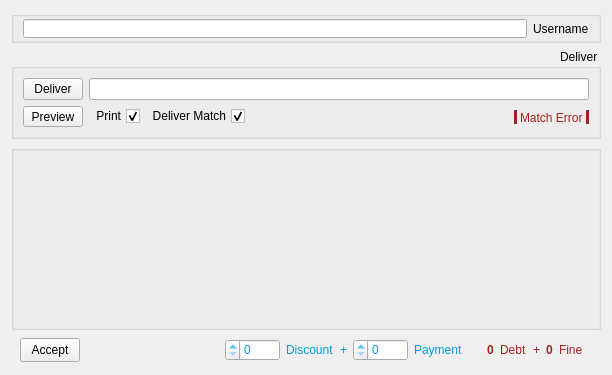
First picture: the form in formoperator.ui, repository nournia/ketabkhaane, before the edit.
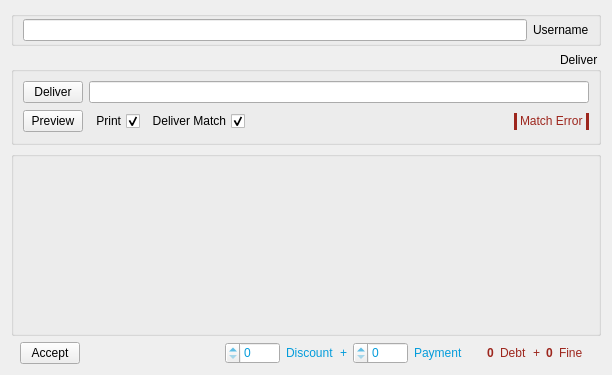
Second picture: the form after the edit. Icons and pictures are not drawn. Custom widgets are drawn as their Qt base class.

What changed in the file:
```diff
--- a/formoperator.ui
+++ b/formoperator.ui
@@ -16,17 +16,11 @@
   <layout class="QVBoxLayout" name="verticalLayout">
    <item>
     <widget class="QGroupBox" name="groupBox">
-     <property name="minimumSize">
-      <size>
-       <width>0</width>
-       <height>32</height>
-      </size>
-     </property>
-     <property name="maximumSize">
-      <size>
-       <width>16777215</width>
-       <height>32</height>
-      </size>
+     <property name="sizePolicy">
+      <sizepolicy hsizetype="Preferred" vsizetype="Maximum">
+       <horstretch>0</horstretch>
+       <verstretch>0</verstretch>
+      </sizepolicy>
      </property>
      <property name="title">
       <string/>
@@ -40,6 +34,12 @@
       </property>
       <item>
        <widget class="QLabel" name="label_2">
+        <property name="sizePolicy">
+         <sizepolicy hsizetype="Preferred" vsizetype="Fixed">
+          <horstretch>0</horstretch>
+          <verstretch>0</verstretch>
+         </sizepolicy>
+        </property>
         <property name="text">
          <string>Username</string>
         </property>
@@ -53,11 +53,11 @@
    </item>
    <item>
     <widget class="QGroupBox" name="gDeliver">
-     <property name="maximumSize">
-      <size>
-       <width>16777215</width>
-       <height>90</height>
-      </size>
+     <property name="sizePolicy">
+      <sizepolicy hsizetype="Preferred" vsizetype="Maximum">
+       <horstretch>0</horstretch>
+       <verstretch>0</verstretch>
+      </sizepolicy>
      </property>
      <property name="title">
       <string>Deliver</string>
@@ -68,12 +68,6 @@
      <layout class="QVBoxLayout" name="verticalLayout_3">
       <item>
        <widget class="QWidget" name="wDeliver" native="true">
-        <property name="maximumSize">
-         <size>
-          <width>16777215</width>
-          <height>30</height>
-         </size>
-        </property>
         <layout class="QHBoxLayout" name="horizontalLayout_2">
          <property name="margin">
           <number>0</number>
@@ -86,7 +80,7 @@
            <property name="maximumSize">
             <size>
              <width>60</width>
-             <height>24</height>
+             <height>16777215</height>
             </size>
            </property>
            <property name="text">
@@ -103,12 +97,6 @@
       </item>
       <item>
        <widget class="QWidget" name="gMatchOpt" native="true">
-        <property name="maximumSize">
-         <size>
-          <width>16777215</width>
-          <height>30</height>
-         </size>
-        </property>
         <layout class="QHBoxLayout" name="horizontalLayout_3">
          <property name="margin">
           <number>0</number>
@@ -170,7 +158,7 @@
            <property name="maximumSize">
             <size>
              <width>60</width>
-             <height>24</height>
+             <height>16777215</height>
             </size>
            </property>
            <property name="text">
@@ -207,11 +195,11 @@
       </item>
       <item>
        <widget class="QWidget" name="gAccept" native="true">
-        <property name="maximumSize">
-         <size>
-          <width>16777215</width>
-          <height>28</height>
-         </size>
+        <property name="sizePolicy">
+         <sizepolicy hsizetype="Preferred" vsizetype="Maximum">
+          <horstretch>0</horstretch>
+          <verstretch>0</verstretch>
+         </sizepolicy>
         </property>
         <layout class="QHBoxLayout" name="horizontalLayout">
          <property name="topMargin">
@@ -234,6 +222,12 @@
             </property>
             <item>
              <widget class="QLabel" name="label_4">
+              <property name="sizePolicy">
+               <sizepolicy hsizetype="Preferred" vsizetype="Fixed">
+                <horstretch>0</horstretch>
+                <verstretch>0</verstretch>
+               </sizepolicy>
+              </property>
               <property name="text">
                <string>Fine</string>
               </property>
@@ -241,6 +235,12 @@
             </item>
             <item>
              <widget class="QLabel" name="lFine">
+              <property name="sizePolicy">
+               <sizepolicy hsizetype="Preferred" vsizetype="Fixed">
+                <horstretch>0</horstretch>
+                <verstretch>0</verstretch>
+               </sizepolicy>
+              </property>
               <property name="font">
                <font>
                 <weight>75</weight>
@@ -254,6 +254,12 @@
             </item>
             <item>
              <widget class="QLabel" name="label_8">
+              <property name="sizePolicy">
+               <sizepolicy hsizetype="Preferred" vsizetype="Fixed">
+                <horstretch>0</horstretch>
+                <verstretch>0</verstretch>
+               </sizepolicy>
+              </property>
               <property name="text">
                <string>+</string>
               </property>
@@ -261,6 +267,12 @@
             </item>
             <item>
              <widget class="QLabel" name="label_5">
+              <property name="sizePolicy">
+               <sizepolicy hsizetype="Preferred" vsizetype="Fixed">
+                <horstretch>0</horstretch>
+                <verstretch>0</verstretch>
+               </sizepolicy>
+              </property>
               <property name="text">
                <string>Debt</string>
               </property>
@@ -268,6 +280,12 @@
             </item>
             <item>
              <widget class="QLabel" name="lDebt">
+              <property name="sizePolicy">
+               <sizepolicy hsizetype="Preferred" vsizetype="Fixed">
+                <horstretch>0</horstretch>
+                <verstretch>0</verstretch>
+               </sizepolicy>
+              </property>
               <property name="font">
                <font>
                 <weight>75</weight>
@@ -296,6 +314,12 @@
             </property>
             <item>
              <widget class="QLabel" name="label">
+              <property name="sizePolicy">
+               <sizepolicy hsizetype="Preferred" vsizetype="Fixed">
+                <horstretch>0</horstretch>
+                <verstretch>0</verstretch>
+               </sizepolicy>
+              </property>
               <property name="text">
                <string>Payment</string>
               </property>
@@ -319,6 +343,12 @@
             </item>
             <item>
              <widget class="QLabel" name="label_7">
+              <property name="sizePolicy">
+               <sizepolicy hsizetype="Preferred" vsizetype="Fixed">
+                <horstretch>0</horstretch>
+                <verstretch>0</verstretch>
+               </sizepolicy>
+              </property>
               <property name="text">
                <string>+</string>
               </property>
@@ -326,6 +356,12 @@
             </item>
             <item>
              <widget class="QLabel" name="label_3">
+              <property name="sizePolicy">
+               <sizepolicy hsizetype="Preferred" vsizetype="Fixed">
+                <horstretch>0</horstretch>
+                <verstretch>0</verstretch>
+               </sizepolicy>
+              </property>
               <property name="text">
                <string>Discount</string>
               </property>
@@ -365,16 +401,10 @@
          </item>
          <item>
           <widget class="QPushButton" name="bReceive">
-           <property name="minimumSize">
-            <size>
-             <width>60</width>
-             <height>0</height>
-            </size>
-           </property>
            <property name="maximumSize">
             <size>
-             <width>16777215</width>
-             <height>24</height>
+             <width>60</width>
+             <height>16777215</height>
             </size>
            </property>
            <property name="text">
```
Left out of the diff: 33 changed lines with no effect on the pictures.
